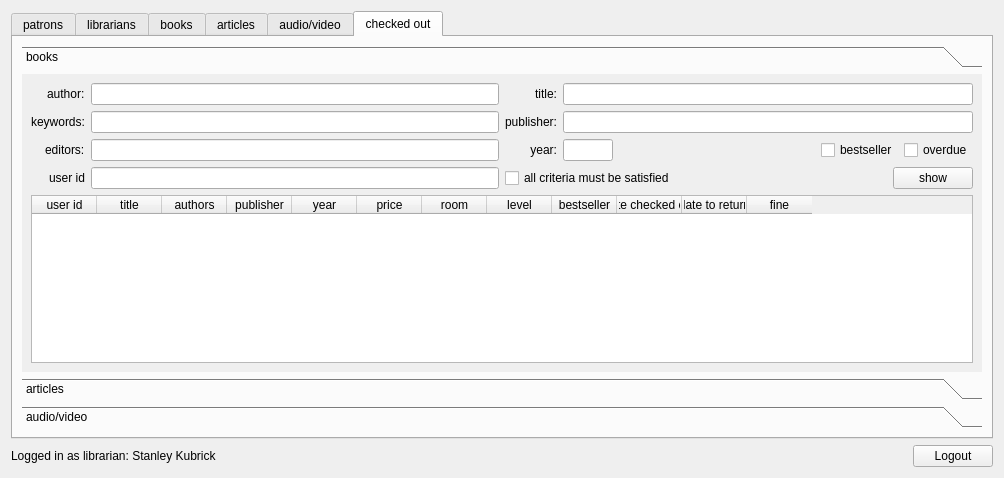
First picture: the form in librarian.ui, repository Louie-ru/LMS-INNO, before the edit.
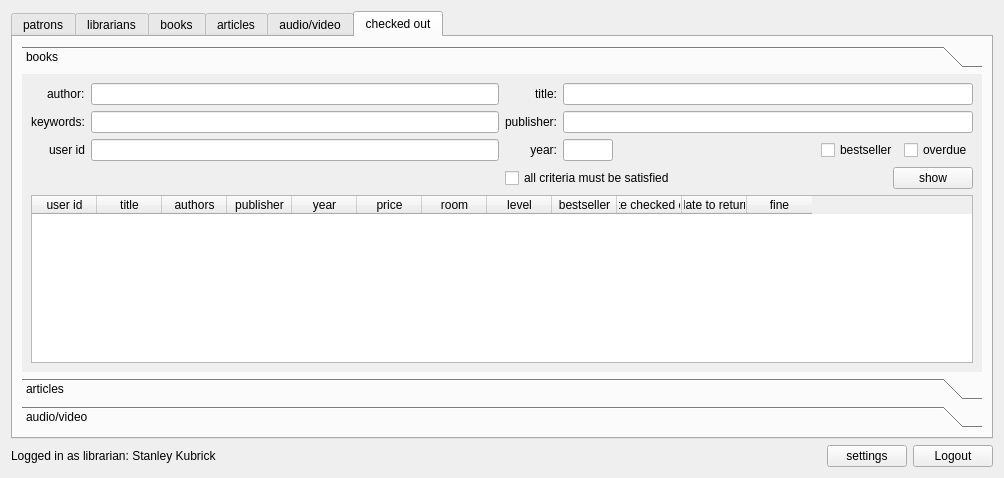
Second picture: the form after the edit. The open tabs and pages were chosen to show the change.

Commit message: button settings added

```diff
--- a/librarian.ui
+++ b/librarian.ui
@@ -1267,8 +1267,8 @@
            <rect>
             <x>0</x>
             <y>0</y>
-            <width>629</width>
-            <height>208</height>
+            <width>962</width>
+            <height>304</height>
            </rect>
           </property>
           <attribute name="label">
@@ -1279,6 +1279,9 @@
             <layout class="QHBoxLayout" name="horizontalLayout_19">
              <item>
               <layout class="QFormLayout" name="formLayout_9">
+               <property name="fieldGrowthPolicy">
+                <enum>QFormLayout::AllNonFixedFieldsGrow</enum>
+               </property>
                <property name="labelAlignment">
                 <set>Qt::AlignRight|Qt::AlignTrailing|Qt::AlignVCenter</set>
                </property>
@@ -1323,30 +1326,13 @@
                 </widget>
                </item>
                <item row="2" column="0">
-                <widget class="QLabel" name="label_35">
-                 <property name="text">
-                  <string>editors:</string>
-                 </property>
-                </widget>
-               </item>
-               <item row="2" column="1">
-                <widget class="QLineEdit" name="line_editors_books_checked">
-                 <property name="minimumSize">
-                  <size>
-                   <width>280</width>
-                   <height>0</height>
-                  </size>
-                 </property>
-                </widget>
-               </item>
-               <item row="3" column="0">
                 <widget class="QLabel" name="label_39">
                  <property name="text">
                   <string>user id</string>
                  </property>
                 </widget>
                </item>
-               <item row="3" column="1">
+               <item row="2" column="1">
                 <widget class="QLineEdit" name="line_user_id_books_checked">
                  <property name="minimumSize">
                   <size>
@@ -2278,6 +2264,13 @@
        </property>
       </spacer>
      </item>
+     <item>
+      <widget class="QPushButton" name="button_settings">
+       <property name="text">
+        <string>settings</string>
+       </property>
+      </widget>
+     </item>
      <item>
       <widget class="QPushButton" name="button_logout">
        <property name="text">
```
Left out of the diff: 61 changed lines with no effect on the pictures. The commit also changes 2 other files.
